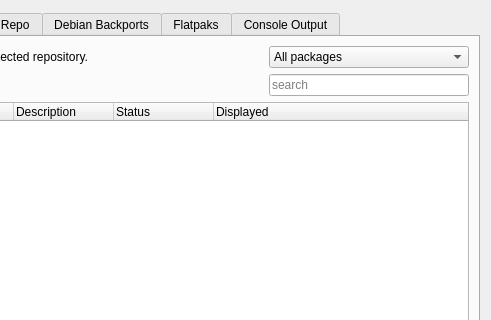
Qt form mainwindow.ui (AdrianTM/mx-packageinstaller) before a commit; both pictures show x 309 to 800 and y 0 to 320 of the 800 by 600 pixel window.
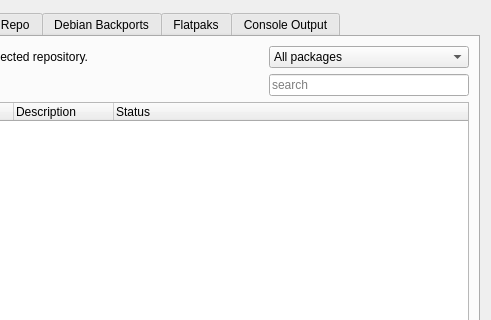
The same form after that commit. The open tabs and pages were chosen to show the change. Icons and pictures are not drawn.

Commit message: Rename 'Stable' to 'Enabled', performance fix when switching between tabs, hide 'Displayed' tab

```diff
--- a/mainwindow.ui
+++ b/mainwindow.ui
@@ -475,7 +475,7 @@
          </column>
          <column>
           <property name="text">
-           <string notr="true">Displayed</string>
+           <string notr="true"/>
           </property>
          </column>
         </widget>
```
Left out of the diff: 10 changed lines with no effect on the pictures. The commit also changes 3 other files.
